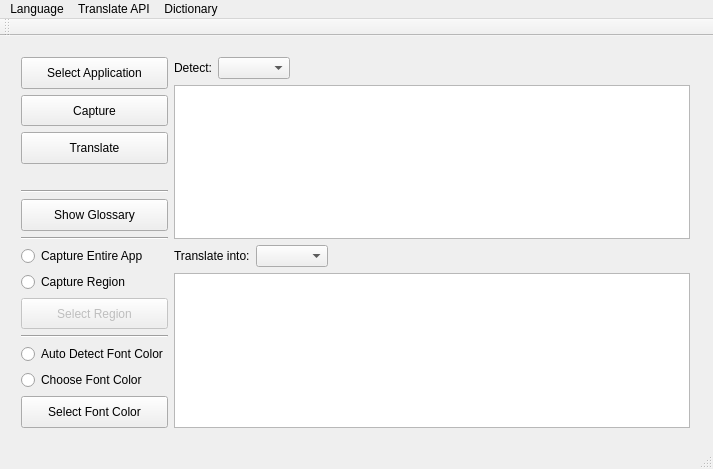
Qt form ChaosTranslate.ui (wlssirius/ChaosTranslate) before a commit.
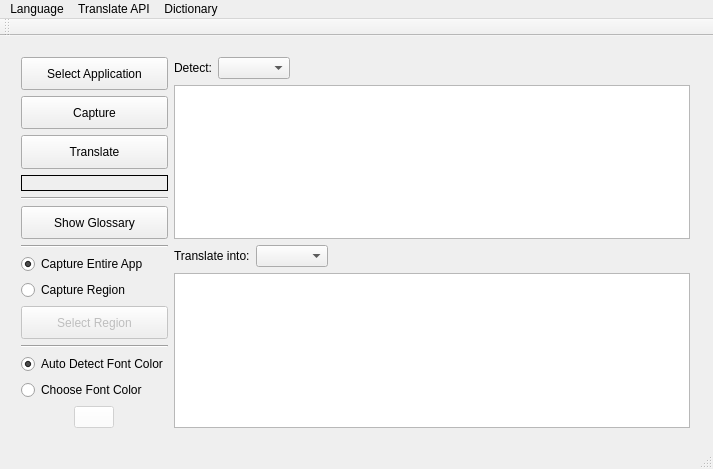
The same form after that commit. Icons and pictures are not drawn. Custom widgets are drawn as their Qt base class.

```diff
--- a/ChaosTranslate.ui
+++ b/ChaosTranslate.ui
@@ -17,6 +17,9 @@
    <iconset resource="ChaosTranslate.qrc">
     <normaloff>:/ChaosTranslate/Resources/Icon/Chaos.png</normaloff>:/ChaosTranslate/Resources/Icon/Chaos.png</iconset>
   </property>
+  <property name="layoutDirection">
+   <enum>Qt::LeftToRight</enum>
+  </property>
   <property name="iconSize">
    <size>
     <width>48</width>
@@ -99,7 +102,7 @@
           </size>
          </property>
          <property name="styleSheet">
-          <string notr="true">border: 1px; border-color: rgb(74, 74, 74);</string>
+          <string notr="true">border: 1px solid black</string>
          </property>
          <property name="text">
           <string/>
@@ -144,6 +147,12 @@
          <property name="text">
           <string>Capture Entire App</string>
          </property>
+         <property name="checked">
+          <bool>true</bool>
+         </property>
+         <attribute name="buttonGroup">
+          <string notr="true">buttonGroup</string>
+         </attribute>
         </widget>
        </item>
        <item>
@@ -184,6 +193,12 @@
          <property name="text">
           <string>Auto Detect Font Color</string>
          </property>
+         <property name="checked">
+          <bool>true</bool>
+         </property>
+         <attribute name="buttonGroup">
+          <string notr="true">buttonGroup_2</string>
+         </attribute>
         </widget>
        </item>
        <item>
@@ -193,19 +208,22 @@
          </property>
         </widget>
        </item>
-       <item>
+       <item alignment="Qt::AlignHCenter">
         <widget class="QColorPicker" name="fontColorButton">
          <property name="enabled">
-          <bool>true</bool>
+          <bool>false</bool>
          </property>
          <property name="sizePolicy">
-          <sizepolicy hsizetype="Minimum" vsizetype="Expanding">
+          <sizepolicy hsizetype="Fixed" vsizetype="Fixed">
            <horstretch>0</horstretch>
            <verstretch>0</verstretch>
           </sizepolicy>
          </property>
+         <property name="styleSheet">
+          <string notr="true">background-color: rgb(255, 255, 255);</string>
+         </property>
          <property name="text">
-          <string>Select Font Color</string>
+          <string/>
          </property>
         </widget>
        </item>
```
Left out of the diff: 10 changed lines with no effect on the pictures.
